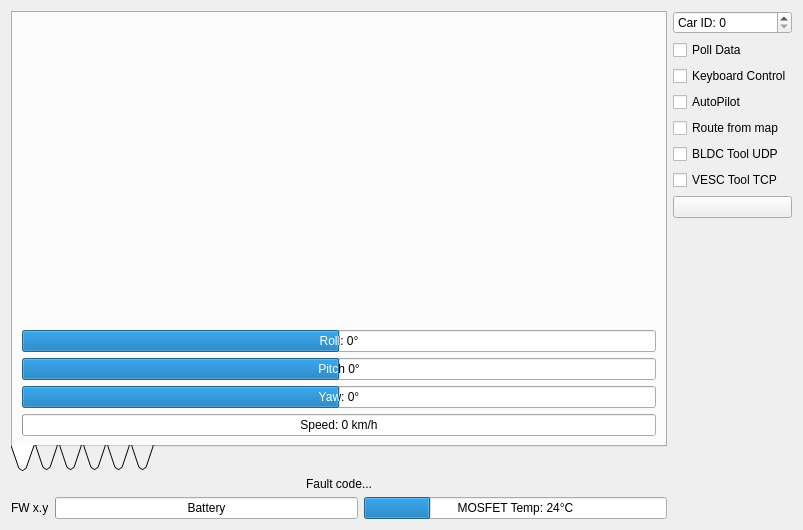
Qt form Linux/RC_Car_Tool/carinterface.ui (vedderb/rise_sdvp) before a commit.
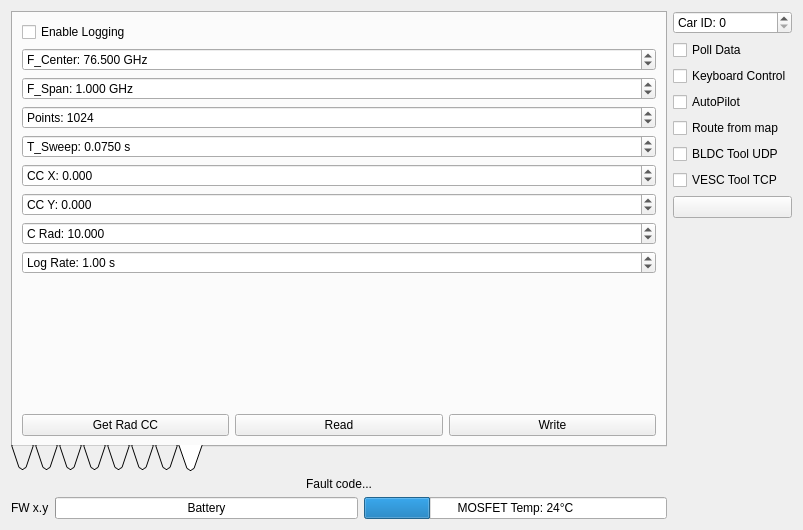
The same form after that commit. The open tabs and pages were chosen to show the change. Icons and pictures are not drawn. Custom widgets are drawn as their Qt base class.

Commit message: Radar implementation, some CC1120 code and new autopilot

Patch:
```diff
--- a/Linux/RC_Car_Tool/carinterface.ui
+++ b/Linux/RC_Car_Tool/carinterface.ui
@@ -1319,6 +1319,234 @@
          </item>
         </layout>
        </widget>
+       <widget class="QWidget" name="tab">
+        <attribute name="icon">
+         <iconset resource="resources.qrc">
+          <normaloff>:/models/Icons/Polyline-96.png</normaloff>:/models/Icons/Polyline-96.png</iconset>
+        </attribute>
+        <attribute name="title">
+         <string/>
+        </attribute>
+        <attribute name="toolTip">
+         <string>Experiment Plot</string>
+        </attribute>
+        <layout class="QVBoxLayout" name="verticalLayout_5">
+         <item>
+          <widget class="QCustomPlot" name="experimentPlot" native="true"/>
+         </item>
+        </layout>
+       </widget>
+       <widget class="QWidget" name="tab_11">
+        <attribute name="icon">
+         <iconset resource="resources.qrc">
+          <normaloff>:/models/Icons/Wi-Fi-96.png</normaloff>:/models/Icons/Wi-Fi-96.png</iconset>
+        </attribute>
+        <attribute name="title">
+         <string/>
+        </attribute>
+        <attribute name="toolTip">
+         <string>Radar</string>
+        </attribute>
+        <layout class="QVBoxLayout" name="verticalLayout_16">
+         <item>
+          <widget class="QCheckBox" name="radarLogEnBox">
+           <property name="text">
+            <string>Enable Logging</string>
+           </property>
+          </widget>
+         </item>
+         <item>
+          <widget class="QDoubleSpinBox" name="radarFCenterBox">
+           <property name="prefix">
+            <string>F_Center: </string>
+           </property>
+           <property name="suffix">
+            <string> GHz</string>
+           </property>
+           <property name="decimals">
+            <number>3</number>
+           </property>
+           <property name="singleStep">
+            <double>0.010000000000000</double>
+           </property>
+           <property name="value">
+            <double>76.500000000000000</double>
+           </property>
+          </widget>
+         </item>
+         <item>
+          <widget class="QDoubleSpinBox" name="radarFSpanBox">
+           <property name="prefix">
+            <string>F_Span: </string>
+           </property>
+           <property name="suffix">
+            <string> GHz</string>
+           </property>
+           <property name="decimals">
+            <number>3</number>
+           </property>
+           <property name="singleStep">
+            <double>0.010000000000000</double>
+           </property>
+           <property name="value">
+            <double>1.000000000000000</double>
+           </property>
+          </widget>
+         </item>
+         <item>
+          <widget class="QSpinBox" name="radarPointsBox">
+           <property name="prefix">
+            <string>Points: </string>
+           </property>
+           <property name="maximum">
+            <number>1536</number>
+           </property>
+           <property name="value">
+            <number>1024</number>
+           </property>
+          </widget>
+         </item>
+         <item>
+          <widget class="QDoubleSpinBox" name="radarTSweepBox">
+           <property name="prefix">
+            <string>T_Sweep: </string>
+           </property>
+           <property name="suffix">
+            <string> s</string>
+           </property>
+           <property name="decimals">
+            <number>4</number>
+           </property>
+           <property name="singleStep">
+            <double>0.001000000000000</double>
+           </property>
+           <property name="value">
+            <double>0.075000000000000</double>
+           </property>
+          </widget>
+         </item>
+         <item>
+          <widget class="QDoubleSpinBox" name="radarCcXBox">
+           <property name="prefix">
+            <string>CC X: </string>
+           </property>
+           <property name="decimals">
+            <number>3</number>
+           </property>
+           <property name="minimum">
+            <double>-999.000000000000000</double>
+           </property>
+           <property name="maximum">
+            <double>999.000000000000000</double>
+           </property>
+          </widget>
+         </item>
+         <item>
+          <widget class="QDoubleSpinBox" name="radarCcYBox">
+           <property name="prefix">
+            <string>CC Y: </string>
+           </property>
+           <property name="decimals">
+            <number>3</number>
+           </property>
+           <property name="minimum">
+            <double>-999.000000000000000</double>
+           </property>
+           <property name="maximum">
+            <double>999.000000000000000</double>
+           </property>
+          </widget>
+         </item>
+         <item>
+          <widget class="QDoubleSpinBox" name="radarCRadBox">
+           <property name="prefix">
+            <string>C Rad: </string>
+           </property>
+           <property name="decimals">
+            <number>3</number>
+           </property>
+           <property name="minimum">
+            <double>-999.000000000000000</double>
+           </property>
+           <property name="maximum">
+            <double>999.000000000000000</double>
+           </property>
+           <property name="value">
+            <double>10.000000000000000</double>
+           </property>
+          </widget>
+         </item>
+         <item>
+          <widget class="QDoubleSpinBox" name="radarLogRateBox">
+           <property name="prefix">
+            <string>Log Rate: </string>
+           </property>
+           <property name="suffix">
+            <string> s</string>
+           </property>
+           <property name="singleStep">
+            <double>0.100000000000000</double>
+           </property>
+           <property name="value">
+            <double>1.000000000000000</double>
+           </property>
+          </widget>
+         </item>
+         <item>
+          <spacer name="verticalSpacer_7">
+           <property name="orientation">
+            <enum>Qt::Vertical</enum>
+           </property>
+           <property name="sizeHint" stdset="0">
+            <size>
+             <width>20</width>
+             <height>108</height>
+            </size>
+           </property>
+          </spacer>
+         </item>
+         <item>
+          <layout class="QHBoxLayout" name="horizontalLayout_13">
+           <item>
+            <widget class="QPushButton" name="radarGetRadCCButton">
+             <property name="toolTip">
+              <string>Get car center and circle rad from map</string>
+             </property>
+             <property name="text">
+              <string>Get Rad CC</string>
+             </property>
+             <property name="icon">
+              <iconset resource="resources.qrc">
+               <normaloff>:/models/Icons/Waypoint Map-96.png</normaloff>:/models/Icons/Waypoint Map-96.png</iconset>
+             </property>
+            </widget>
+           </item>
+           <item>
+            <widget class="QPushButton" name="radarReadButton">
+             <property name="text">
+              <string>Read</string>
+             </property>
+             <property name="icon">
+              <iconset resource="resources.qrc">
+               <normaloff>:/models/Icons/Upload-96.png</normaloff>:/models/Icons/Upload-96.png</iconset>
+             </property>
+            </widget>
+           </item>
+           <item>
+            <widget class="QPushButton" name="radarWriteButton">
+             <property name="text">
+              <string>Write</string>
+             </property>
+             <property name="icon">
+              <iconset resource="resources.qrc">
+               <normaloff>:/models/Icons/Download-96.png</normaloff>:/models/Icons/Download-96.png</iconset>
+             </property>
+            </widget>
+           </item>
+          </layout>
+         </item>
+        </layout>
+       </widget>
       </widget>
      </item>
      <item>
```
Left out of the diff: 94 changed lines with no effect on the pictures. The commit also changes 56 other files.
